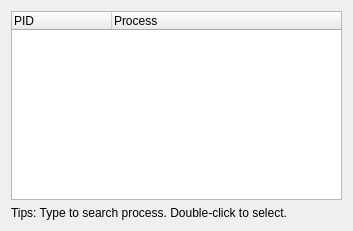
Old version of the form ui/process.ui in the repository allencch/med.
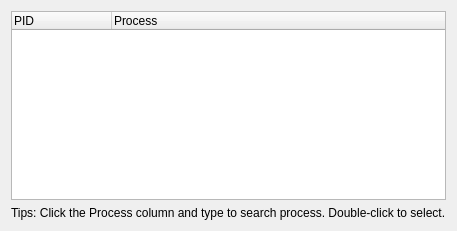
New version of the form.

Commit message: Select process by "enter"

```diff
--- a/ui/process.ui
+++ b/ui/process.ui
@@ -31,7 +31,7 @@
    <item>
     <widget class="QLabel" name="label">
      <property name="text">
-      <string>Tips: Type to search process. Double-click to select.</string>
+      <string>Tips: Click the Process column and type to search process. Double-click to select.</string>
      </property>
     </widget>
    </item>
```
The commit also changes 1 other file.
